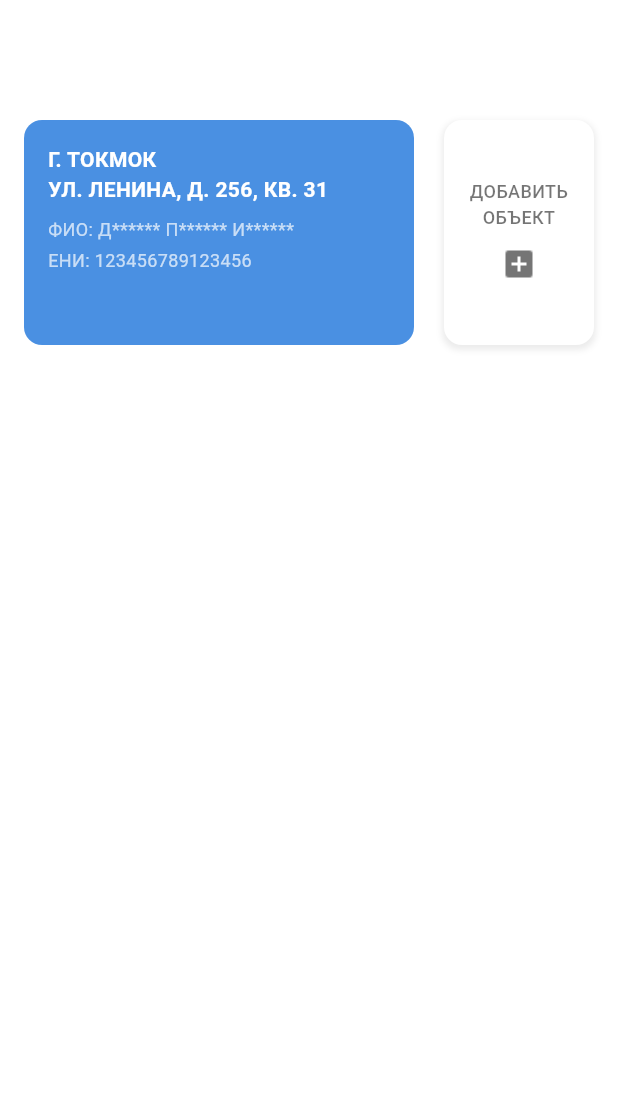
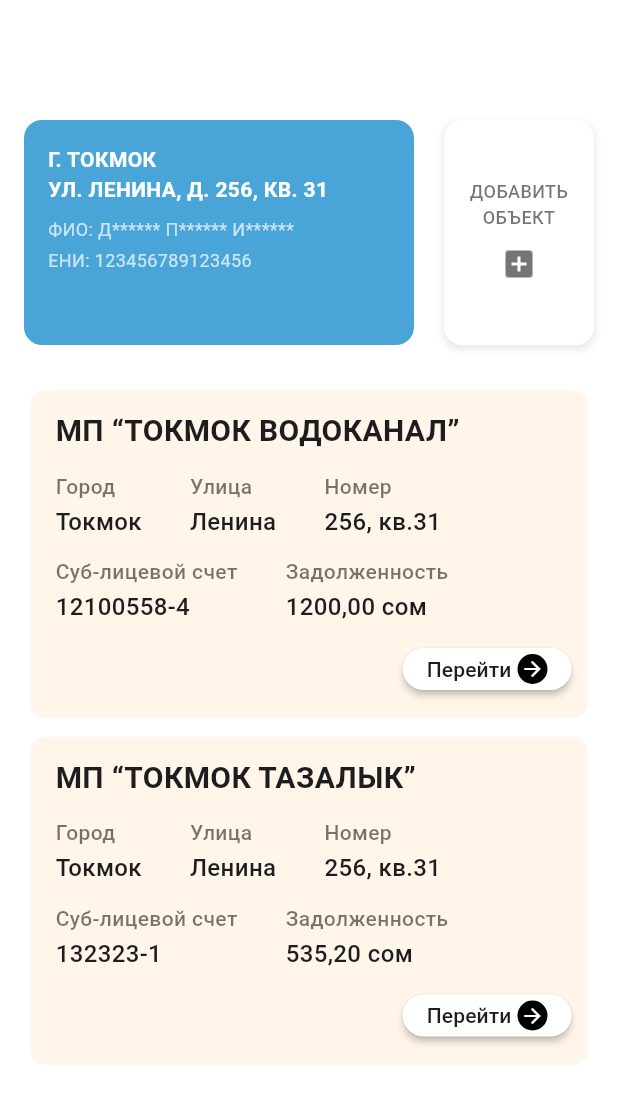
Before and after one commit to nurelmamasharipov/App1, a Flutter app: the MainScreen screen opened directly, on a phone screen of 412 x 824 dp. Shown: the top 1103 px of the screen. Run offline on Flutter 3.47's test engine with Material 3 defaults, Android fonts, the phone set to English and light mode, and no system bars; Roboto replaces fonts that are missing (Montserrat).

Commit message:
add main rv in main screen, update ui

```diff
--- a/lib/ui/screens/main/main_screen.dart
+++ b/lib/ui/screens/main/main_screen.dart
@@ -2,6 +2,9 @@ import 'package:flutter/material.dart';
 import 'package:random_app/ui/screens/main/models/main_screen__item.dart';
 import 'package:random_app/ui/screens/main/widgets/main_carousel_card.dart';
 import 'package:random_app/ui/screens/main/widgets/add_object_card.dart';
+import 'package:random_app/ui/screens/main/widgets/service_card.dart';
+
+import 'models/service_item.dart';
 
 class MainScreen extends StatefulWidget {
   const MainScreen({super.key});
@@ -24,6 +27,25 @@ class _MainScreenState extends State<MainScreen> {
     ),
   ];
 
+  final List<ServiceItem> _serviceItems = [
+    const ServiceItem(
+      title: 'МП “ТОКМОК ВОДОКАНАЛ”',
+      city: 'Токмок',
+      street: 'Ленина',
+      houseNumber: '256, кв.31',
+      accountNumber: '12100558-4',
+      debt: '1200,00',
+    ),
+    const ServiceItem(
+      title: 'МП “ТОКМОК ТАЗАЛЫК”',
+      city: 'Токмок',
+      street: 'Ленина',
+      houseNumber: '256, кв.31',
+      accountNumber: '132323-1',
+      debt: '535,20',
+    ),
+  ];
+
   @override
   Widget build(BuildContext context) {
     return Scaffold(
@@ -36,6 +58,7 @@ class _MainScreenState extends State<MainScreen> {
           Padding(
             padding: const EdgeInsets.symmetric(horizontal: 16.0),
             child: Row(
+              crossAxisAlignment: CrossAxisAlignment.start,
               children: [
                 Expanded(
                   child: SizedBox(
@@ -58,8 +81,17 @@ class _MainScreenState extends State<MainScreen> {
               ],
             ),
           ),
-          const Expanded(
-            child: SizedBox.shrink(),
+          const SizedBox(height: 24),
+
+          Expanded(
+            child: ListView.builder(
+              padding: EdgeInsets.zero,
+              itemCount: _serviceItems.length,
+              itemBuilder: (context, index) {
+                final serviceItem = _serviceItems[index];
+                return ServiceCard(item: serviceItem);
+              },
+            ),
           ),
         ],
       ),
--- /dev/null
+++ b/lib/ui/screens/main/models/service_item.dart
@@ -0,0 +1,17 @@
+class ServiceItem {
+  final String title;
+  final String city;
+  final String street;
+  final String houseNumber;
+  final String accountNumber;
+  final String debt;
+
+  const ServiceItem({
+    required this.title,
+    required this.city,
+    required this.street,
+    required this.houseNumber,
+    required this.accountNumber,
+    required this.debt,
+  });
+}
--- a/lib/ui/screens/main/widgets/add_object_card.dart
+++ b/lib/ui/screens/main/widgets/add_object_card.dart
@@ -13,7 +13,6 @@ class AddObjectCard extends StatelessWidget {
     return Container(
       width: 100,
       height: 150,
-      // margin: const EdgeInsets.only(left: 10),
       decoration: BoxDecoration(
         color: Colors.white,
         borderRadius: BorderRadius.circular(12),
--- a/lib/ui/screens/main/widgets/main_carousel_card.dart
+++ b/lib/ui/screens/main/widgets/main_carousel_card.dart
@@ -15,7 +15,7 @@ class MainCarouselCard extends StatelessWidget {
       margin: const EdgeInsets.only(right: 10),
       padding: const EdgeInsets.all(16.0),
       decoration: BoxDecoration(
-        color: const Color(0xFF4A90E2),
+        color: const Color(0xCC1C8ECE),
         borderRadius: BorderRadius.circular(12),
       ),
       child: Column(
--- /dev/null
+++ b/lib/ui/screens/main/widgets/service_card.dart
@@ -0,0 +1,141 @@
+import 'package:flutter/material.dart';
+
+import '../models/service_item.dart';
+
+class ServiceCard extends StatelessWidget {
+  final ServiceItem item;
+
+  const ServiceCard({
+    super.key,
+    required this.item,
+  });
+
+  @override
+  Widget build(BuildContext context) {
+    return Container(
+      margin: const EdgeInsets.symmetric(horizontal: 20, vertical: 6),
+      padding: const EdgeInsets.fromLTRB(16, 12, 10, 8),
+      decoration: BoxDecoration(
+        color: const Color(0xFFFFF6E9),
+        borderRadius: BorderRadius.circular(10),
+        border: Border.all(
+          color: const Color(0xFFF8F8F8),
+          width: 1.0,
+        ),
+      ),
+      child: Column(
+        crossAxisAlignment: CrossAxisAlignment.start,
+        children: [
+          Text(
+            item.title,
+            style: const TextStyle(
+              color: Color(0xFF1D1D1F),
+              fontSize: 20,
+              fontWeight: FontWeight.w600,
+              fontFamily: 'Montserrat',
+            ),
+          ),
+          const SizedBox(height: 12),
+
+          Row(
+            children: [
+              _buildInfoColumn('Город', item.city),
+              const SizedBox(width: 32),
+              _buildInfoColumn('Улица', item.street),
+              const SizedBox(width: 32),
+              _buildInfoColumn('Номер', item.houseNumber),
+            ],
+          ),
+          const SizedBox(height: 12),
+
+          Row(
+            children: [
+              _buildInfoColumn('Cуб-лицевой счет', item.accountNumber),
+              const SizedBox(width: 32),
+              _buildInfoColumn('Задолженность', '${item.debt} сом',
+                  valueColor: const Color(0xFF1D1D1F)),
+            ],
+          ),
+
+          const SizedBox(height: 6),
+
+          Align(
+            alignment: Alignment.centerRight,
+            child: _buildGoToButton(context),
+          ),
+        ],
+      ),
+    );
+  }
+
+  Widget _buildGoToButton(BuildContext context) {
+    return ElevatedButton(
+      onPressed: () {
+        print('Нажата кнопка Перейти для: ${item.title}');
+      },
+      style: ElevatedButton.styleFrom(
+        backgroundColor: Colors.white,
+        foregroundColor: Colors.grey,
+        elevation: 2,
+        padding: const EdgeInsets.symmetric(horizontal: 16, vertical: 4),
+        shape: const StadiumBorder(),
+        minimumSize: const Size(0, 24),
+      ),
+      child: Row(
+        mainAxisSize: MainAxisSize.min,
+        children: [
+          const Text(
+            'Перейти',
+            style: TextStyle(
+              color: Color(0xFF1D1D1F),
+              fontSize: 14,
+              fontWeight: FontWeight.w500,
+              fontFamily: 'Montserrat',
+            ),
+          ),
+          const SizedBox(width: 4),
+          Container(
+            padding: const EdgeInsets.all(2),
+            decoration: const BoxDecoration(
+              color: Colors.black,
+              shape: BoxShape.circle,
+            ),
+            child: const Icon(
+              Icons.arrow_forward,
+              color: Colors.white,
+              size: 16,
+            ),
+          ),
+        ],
+      ),
+    );
+  }
+
+  Widget _buildInfoColumn(String label, String value,
+      {Color valueColor = const Color(0xFF1D1D1F)}) {
+    return Column(
+      crossAxisAlignment: CrossAxisAlignment.start,
+      children: [
+        Text(
+          label,
+          style: const TextStyle(
+            color: Colors.black54,
+            fontSize: 14,
+            fontWeight: FontWeight.w500,
+            fontFamily: 'Montserrat',
+          ),
+        ),
+        const SizedBox(height: 2),
+        Text(
+          value,
+          style: TextStyle(
+            color: valueColor,
+            fontSize: 16,
+            fontWeight: FontWeight.w500,
+            fontFamily: 'Montserrat',
+          ),
+        ),
+      ],
+    );
+  }
+}
```
